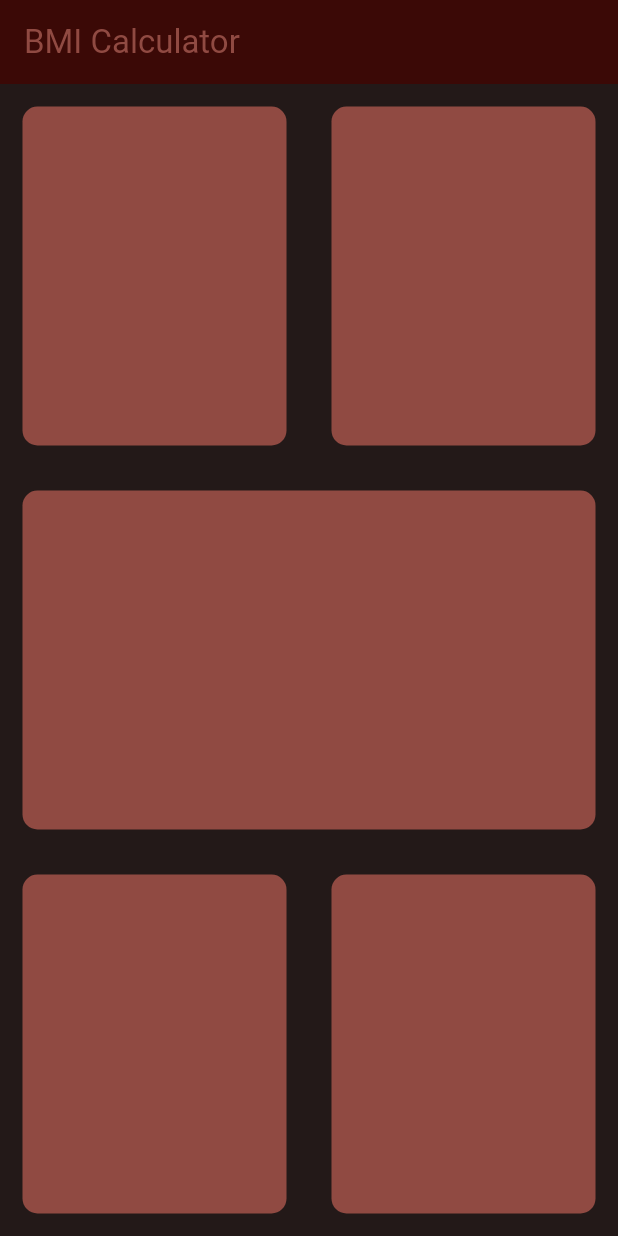
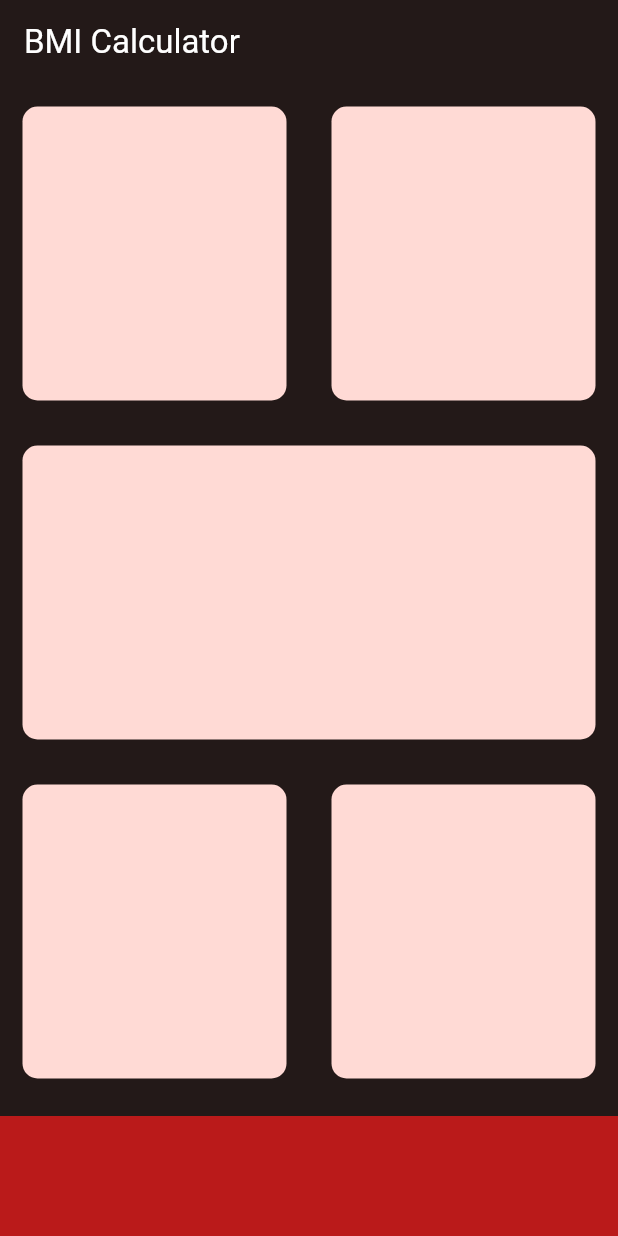
Before and after one commit to yonathanavila/bmi_calculator_flutter, a Flutter app: the screen it shows after launch, on a phone screen of 412 x 824 dp. Run offline on Flutter 3.47's test engine with Material 3 defaults, Android fonts, the phone set to English and light mode, and no system bars.

Commit message:
add primary color as a final

```diff
--- a/lib/input_page.dart
+++ b/lib/input_page.dart
@@ -1,4 +1,11 @@
+import 'package:flutter/cupertino.dart';
 import 'package:flutter/material.dart';
+import 'package:flutter/painting.dart';
+import 'package:flutter/widgets.dart';
+
+
+const bottomContainerHeight = 80.0;
+
 
 class InputPage extends StatefulWidget {
   const InputPage({super.key, required this.title});
@@ -12,40 +19,50 @@ class InputPage extends StatefulWidget {
 class _InputPageState extends State<InputPage> {
   @override
   Widget build(BuildContext context) {
+
+
+    final backgroudColor = Theme.of(context).colorScheme.primaryContainer;
+
     return Scaffold(
       appBar: AppBar(
-        backgroundColor: Theme.of(context).colorScheme.onPrimaryContainer,
-        foregroundColor: Theme.of(context).colorScheme.primary,
+        backgroundColor: Theme.of(context).colorScheme.onSurface,
+        foregroundColor: Theme.of(context).colorScheme.onPrimary,
         title: Text(widget.title),
       ),
-      body: const Column(
+      body:  Column(
         children: [
           Expanded(
             child: Row(
               children: [
                 Expanded(
-                  child: ReusableCard(),
+                  child: ReusableCard(colour: backgroudColor),
                 ),
                 Expanded(
-                  child: ReusableCard(),
+                  child: ReusableCard(colour: backgroudColor),
                 ),
               ],
             ),
           ),
           Expanded(
-            child: ReusableCard(),
+            child: ReusableCard(colour: backgroudColor),
           ),
           Expanded(
             child: Row(
               children: [
                 Expanded(
-                  child: ReusableCard(),
+                  child: ReusableCard(colour: backgroudColor),
                 ),
                 Expanded(
-                  child: ReusableCard(),
+                  child: ReusableCard(colour: backgroudColor),
                 ),
               ],
             ),
+          ),
+          Container(
+            color: Theme.of(context).colorScheme.error,
+            margin: const EdgeInsets.only(top:10.0),
+            width: double.infinity,
+            height: bottomContainerHeight
           ),
         ],
       ),
@@ -56,7 +73,13 @@ class _InputPageState extends State<InputPage> {
 class ReusableCard extends StatelessWidget {
   const ReusableCard({
     super.key,
+    required this.colour,
+    this.cardChild
   });
+
+  final Color colour;
+  final Widget cardChild;
+
 
   @override
   Widget build(BuildContext context) {
@@ -64,7 +87,8 @@ class ReusableCard extends StatelessWidget {
       margin: const EdgeInsets.all(15.0),
       decoration: BoxDecoration(
         borderRadius: BorderRadius.circular(10.0),
-        color: Theme.of(context).colorScheme.primary,
+
+        color: colour,
       ),
     );
   }
```
